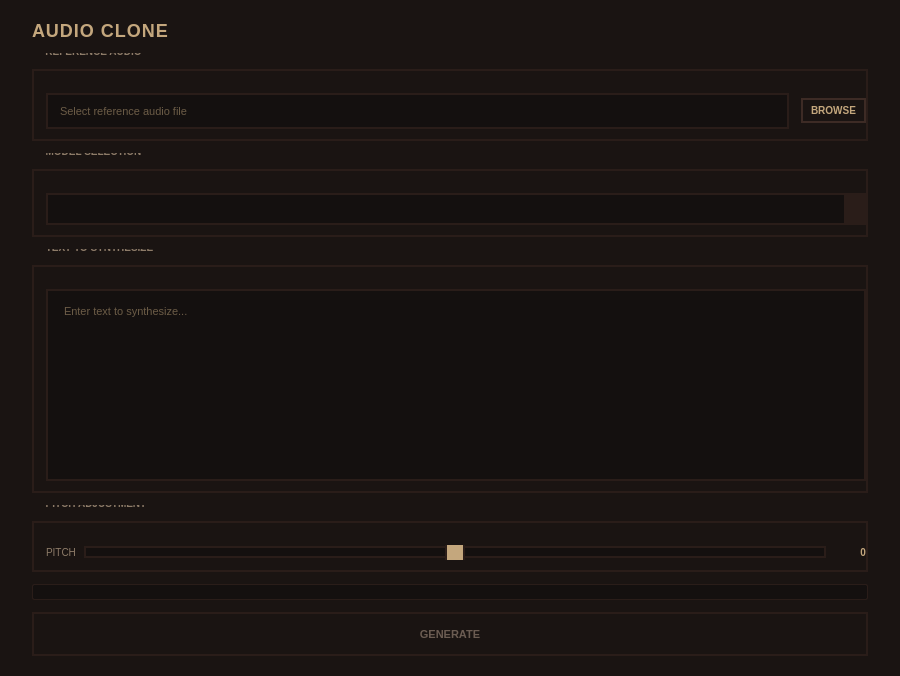
The window that ui/audio_clone.ui (3uyuan1ee/CosyVoice_app) describes before a commit, drawn with Qt 5.
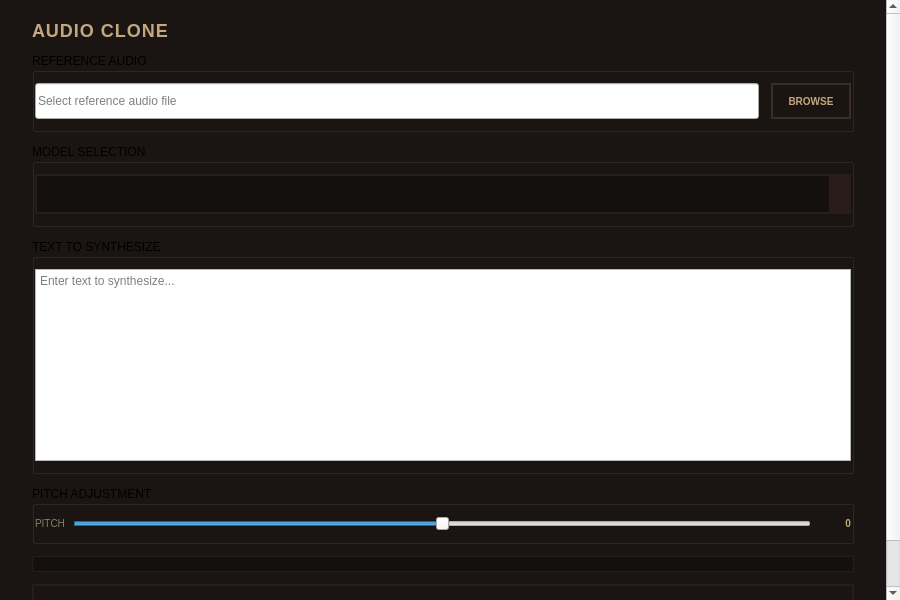
The same window after the commit.

Commit message: fix : 修复组件大小问题

Patch:
```diff
--- a/ui/audio_clone.ui
+++ b/ui/audio_clone.ui
@@ -121,6 +121,15 @@
                                 stop:1 #8d7b68);
     border-radius: 0px;
     border: 1px solid #3d2b25;
+}
+
+QScrollArea {
+    background: #1a1412;
+    border: none;
+}
+
+QScrollArea > QWidget > QWidget {
+    background: #1a1412;
 }</string>
   </property>
   <layout class="QVBoxLayout" name="verticalLayout">
@@ -140,13 +149,34 @@
     <number>0</number>
    </property>
    <item>
-    <widget class="QWidget" name="contentWidget">
+    <widget class="QScrollArea" name="scrollArea">
+     <property name="widgetResizable">
+      <bool>true</bool>
+     </property>
+     <property name="horizontalScrollBarPolicy">
+      <enum>Qt::ScrollBarPolicy::ScrollBarAlwaysOff</enum>
+     </property>
      <property name="styleSheet">
-      <string notr="true">QWidget#contentWidget {
+      <string notr="true">QScrollArea {
     background: #1a1412;
+    border: none;
 }</string>
      </property>
-     <layout class="QVBoxLayout" name="contentLayout">
+     <widget class="QWidget" name="scrollAreaContents">
+      <property name="geometry">
+       <rect>
+        <x>0</x>
+        <y>0</y>
+        <width>900</width>
+        <height>600</height>
+       </rect>
+      </property>
+      <property name="styleSheet">
+       <string notr="true">QWidget#scrollAreaContents {
+    background: #1a1412;
+}</string>
+      </property>
+      <layout class="QVBoxLayout" name="contentLayout">
       <property name="spacing">
        <number>12</number>
       </property>
@@ -213,6 +243,12 @@
            </property>
            <item>
             <widget class="QLineEdit" name="refAudioPath">
+             <property name="minimumSize">
+              <size>
+               <width>0</width>
+               <height>36</height>
+              </size>
+             </property>
              <property name="placeholderText">
               <string>Select reference audio file</string>
              </property>
@@ -226,6 +262,12 @@
              <property name="text">
               <string>BROWSE</string>
              </property>
+             <property name="minimumSize">
+              <size>
+               <width>80</width>
+               <height>36</height>
+              </size>
+             </property>
              <property name="styleSheet">
               <string notr="true">QPushButton {
     background: #1a1412;
@@ -264,7 +306,13 @@
          <string>MODEL SELECTION</string>
         </property>
         <property name="minimumHeight">
-         <number>60</number>
+         <number>80</number>
+        </property>
+        <property name="sizePolicy">
+         <sizepolicy hsizetype="Preferred" vsizetype="Minimum">
+          <horstretch>0</horstretch>
+          <verstretch>0</verstretch>
+         </sizepolicy>
         </property>
         <layout class="QVBoxLayout" name="modelLayout">
          <property name="spacing">
@@ -284,8 +332,11 @@
          </property>
          <item>
           <widget class="QComboBox" name="modelComboBox">
-           <property name="minimumHeight">
-            <number>32</number>
+           <property name="minimumSize">
+            <size>
+             <width>0</width>
+             <height>40</height>
+            </size>
            </property>
            <property name="styleSheet">
             <string notr="true">QComboBox {
@@ -384,7 +435,13 @@
          <string>PITCH ADJUSTMENT</string>
         </property>
         <property name="minimumHeight">
-         <number>60</number>
+         <number>80</number>
+        </property>
+        <property name="sizePolicy">
+         <sizepolicy hsizetype="Preferred" vsizetype="Minimum">
+          <horstretch>0</horstretch>
+          <verstretch>0</verstretch>
+         </sizepolicy>
         </property>
         <layout class="QVBoxLayout" name="optionsLayout">
          <property name="spacing">
@@ -499,7 +556,7 @@
           <property name="minimumSize">
            <size>
             <width>0</width>
-            <height>44</height>
+            <height>48</height>
            </size>
           </property>
           <property name="text">
@@ -543,8 +600,22 @@
         </item>
        </layout>
       </item>
+      <item>
+       <spacer name="verticalSpacer">
+        <property name="orientation">
+         <enum>Qt::Orientation::Vertical</enum>
+        </property>
+        <property name="sizeHint" stdset="0">
+         <size>
+          <width>20</width>
+          <height>20</height>
+         </size>
+        </property>
+       </spacer>
+      </item>
      </layout>
     </widget>
+   </widget>
    </item>
   </layout>
  </widget>
```
Left out of the diff: 6 changed lines with no effect on the pictures.
